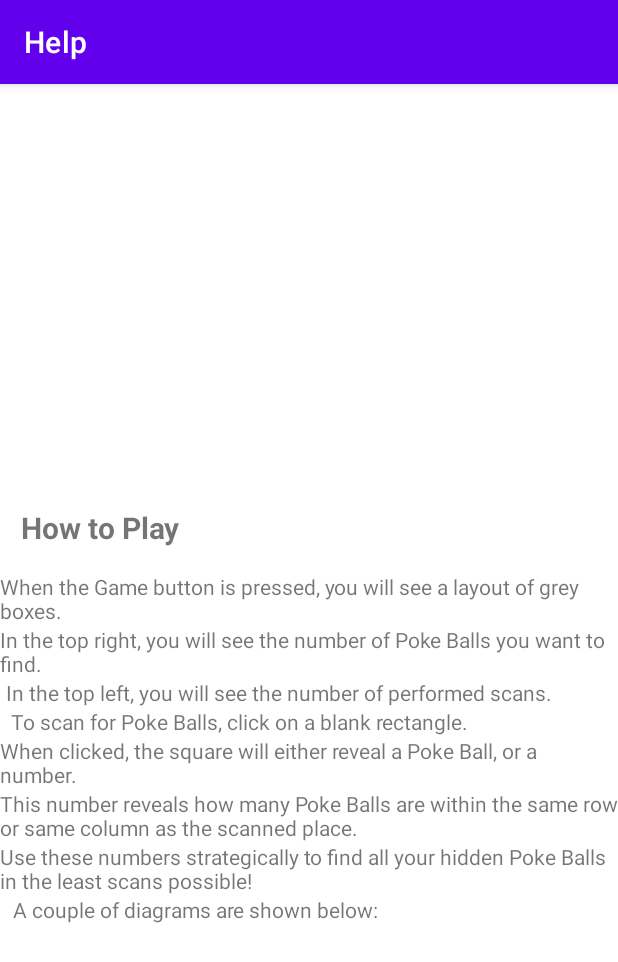
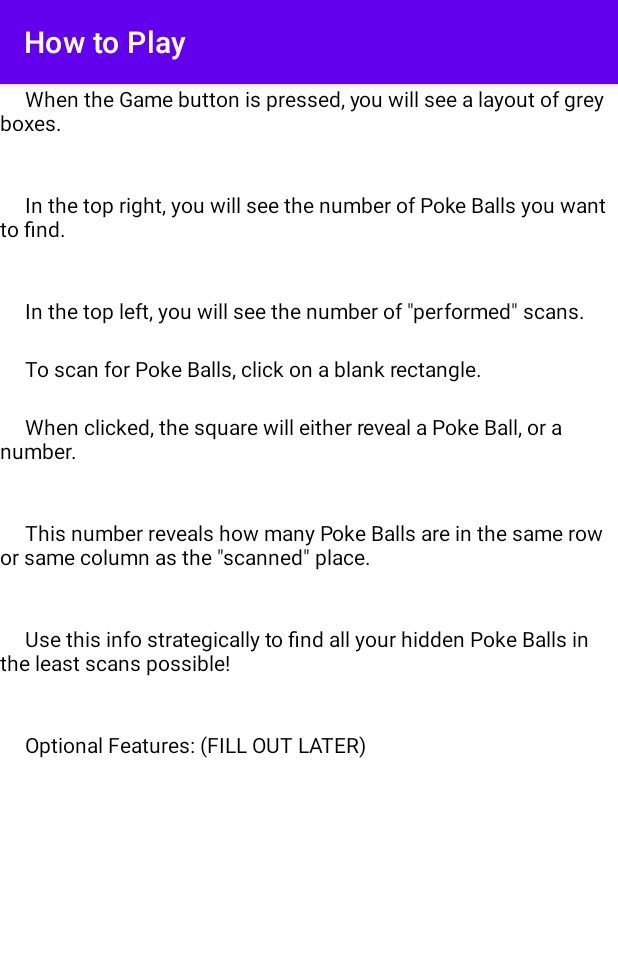
Before and after one commit to ethanchou128/pokeSweeper, an Android app: the Helps screen opened directly, with no data from a screen before it, on a phone screen of 412 x 824 dp. Shown: the top 962 px of the screen. Run offline under Robolectric (Android 15) with nearby library versions, the phone set to English and light mode, and no system bars.

Commit message:
[Ethan Chou] refactored code into using a ListView in tandem with string-arrays.

```diff
--- a/app/src/main/java/cmpt276/as3/assignment3/Games.java
+++ b/app/src/main/java/cmpt276/as3/assignment3/Games.java
@@ -215,7 +215,7 @@ public class Games extends AppCompatActivity {
                                 @SuppressLint("InflateParams") final View pikachu = factory.inflate(R.layout.dialog, null);
                                 builder.setView(pikachu);
 
-                                builder.setTitle("Congratulation, Adventurer, You have found all the PokeBalls!");
+                                builder.setTitle("Congratulation, Adventurer, You have found all the Poke Balls!");
                                 stopGameBackgroundMusic();
                                 playVictoryMusic();
                                 builder.setPositiveButton("OK", ((dialogInterface, i) -> {
@@ -238,7 +238,7 @@ public class Games extends AppCompatActivity {
 
     // to scale the image of pokeball
     private void gridButtonClicked(int row, int col) {
-        Toast.makeText(this, "You found a PokeBall!",
+        Toast.makeText(this, "You found a Poke Ball!",
                 Toast.LENGTH_SHORT).show();
         Button button = buttons[row][col];
 
@@ -274,7 +274,7 @@ public class Games extends AppCompatActivity {
         TextView numMineLeft = findViewById(R.id.txtNumMineLeft);
         TextView numScan = findViewById(R.id.txtNumScans);
 
-        numMineLeft.setText("# of PokeBall left: " + game.getNumMines());
+        numMineLeft.setText("# of Poke Balls left: " + game.getNumMines());
         numScan.setText("# of Scans used: " + game.getNumScans());
     }
 
--- a/app/src/main/java/cmpt276/as3/assignment3/Helps.java
+++ b/app/src/main/java/cmpt276/as3/assignment3/Helps.java
@@ -5,6 +5,9 @@ import androidx.appcompat.app.AppCompatActivity;
 import android.content.Context;
 import android.content.Intent;
 import android.os.Bundle;
+import android.widget.ArrayAdapter;
+import android.widget.ListView;
+import android.widget.TextView;
 
 public class Helps extends AppCompatActivity {
 
@@ -12,7 +15,19 @@ public class Helps extends AppCompatActivity {
     protected void onCreate(Bundle savedInstanceState) {
         super.onCreate(savedInstanceState);
         setContentView(R.layout.activity_helps);
-        setTitle("Help");
+        setTitle("How to Play");
+        addTextToHelpMenu();
+    }
+
+    private void addTextToHelpMenu() {
+        ListView listView = findViewById(R.id.helpScreenTextLines);
+
+        String[] textInfoLines = getResources().getStringArray(R.array.gameHelpAndInstructions);
+        ArrayAdapter<String> textAdapter = new ArrayAdapter<String>(
+        this, R.layout.activity_helps, R.id.textView, textInfoLines
+        );
+
+        listView.setAdapter(textAdapter);
     }
 
     public static Intent makeLaunchIntent(Context c) {
--- a/app/src/main/java/cmpt276/as3/assignment3/MainActivity.java
+++ b/app/src/main/java/cmpt276/as3/assignment3/MainActivity.java
@@ -17,7 +17,7 @@ public class MainActivity extends AppCompatActivity {
     protected void onCreate(Bundle savedInstanceState) {
         super.onCreate(savedInstanceState);
         setContentView(R.layout.activity_main);
-        setTitle("Pokeball Adventure!");
+        setTitle("Poke Ball Adventure!");
         playMusic();
         setUpMenuButton();
     }
--- a/app/src/main/java/cmpt276/as3/assignment3/Menu.java
+++ b/app/src/main/java/cmpt276/as3/assignment3/Menu.java
@@ -16,7 +16,7 @@ public class Menu extends AppCompatActivity {
     protected void onCreate(Bundle savedInstanceState) {
         super.onCreate(savedInstanceState);
         setContentView(R.layout.activity_menu);
-        setTitle("Menu");
+        setTitle("Main Menu");
 
         setUpGameButton();
         setUpSettingButton();
--- a/app/src/main/res/layout/activity_helps.xml
+++ b/app/src/main/res/layout/activity_helps.xml
@@ -6,100 +6,27 @@
     android:layout_height="match_parent"
     tools:context=".Helps">
 
-    <TextView
-        android:id="@+id/howToPlay"
-        android:layout_width="wrap_content"
-        android:layout_height="wrap_content"
-        android:layout_marginBottom="16dp"
-        android:text="@string/howToPlay"
-        android:textSize="20sp"
-        android:textStyle="bold"
-        app:layout_constraintBottom_toTopOf="@+id/gameInstructionsLine1"
+    <ListView
+        android:id="@+id/helpScreenTextLines"
+        android:layout_width="match_parent"
+        android:layout_height="match_parent"
+        android:divider="@null"
+        android:dividerHeight="0dp"
+        app:layout_constraintBottom_toBottomOf="parent"
         app:layout_constraintEnd_toEndOf="parent"
-        app:layout_constraintHorizontal_bias="0.046"
         app:layout_constraintStart_toStartOf="parent"
-        app:layout_constraintTop_toTopOf="parent"
-        app:layout_constraintVertical_bias="1.0" />
+        app:layout_constraintTop_toTopOf="parent" >
+
+    </ListView>
 
     <TextView
-        android:id="@+id/gameInstructionsLine1"
-        android:layout_width="wrap_content"
+        android:id="@+id/textView"
+        android:layout_width="fill_parent"
         android:layout_height="wrap_content"
-        android:text="@string/line1"
-        app:layout_constraintBottom_toTopOf="@+id/gameInstructionsLine2"
+        android:layout_gravity="center"
+        android:textColor="@color/black"
+        app:layout_constraintBottom_toTopOf="@+id/helpScreenTextLines"
         app:layout_constraintEnd_toEndOf="parent"
-        app:layout_constraintHorizontal_bias="0.1"
-        app:layout_constraintStart_toStartOf="parent" />
-
-    <TextView
-        android:id="@+id/gameInstructionsLine3"
-        android:layout_width="wrap_content"
-        android:layout_height="wrap_content"
-        android:text="@string/line3"
-        app:layout_constraintBottom_toTopOf="@+id/gameInstructionsLine4"
-        app:layout_constraintEnd_toEndOf="parent"
-        app:layout_constraintHorizontal_bias="0.081"
-        app:layout_constraintStart_toStartOf="parent" />
-
-    <TextView
-        android:id="@+id/gameInstructionsLine4"
-        android:layout_width="wrap_content"
-        android:layout_height="wrap_content"
-        android:text="@string/line4"
-        app:layout_constraintBottom_toTopOf="@+id/gameInstructionsLine5"
-        app:layout_constraintEnd_toEndOf="parent"
-        app:layout_constraintHorizontal_bias="0.068"
-        app:layout_constraintStart_toStartOf="parent" />
-
-    <TextView
-        android:id="@+id/gameInstructionsLine5"
-        android:layout_width="wrap_content"
-        android:layout_height="wrap_content"
-        android:text="@string/line5"
-        app:layout_constraintBottom_toTopOf="@+id/gameInstructionsLine6"
-        app:layout_constraintEnd_toEndOf="parent"
-        app:layout_constraintHorizontal_bias="0.092"
-        app:layout_constraintStart_toStartOf="parent" />
-
-    <TextView
-        android:id="@+id/gameInstructionsLine6"
-        android:layout_width="wrap_content"
-        android:layout_height="wrap_content"
-        android:text="@string/line6"
-        app:layout_constraintBottom_toTopOf="@+id/gameInstructionsLine7"
-        app:layout_constraintEnd_toEndOf="parent"
-        app:layout_constraintHorizontal_bias="0.453"
-        app:layout_constraintStart_toStartOf="parent" />
-
-    <TextView
-        android:id="@+id/gameInstructionsLine7"
-        android:layout_width="wrap_content"
-        android:layout_height="wrap_content"
-        android:text="@string/line7"
-        app:layout_constraintBottom_toTopOf="@+id/gameInstructionsLine8"
-        app:layout_constraintEnd_toEndOf="parent"
-        app:layout_constraintHorizontal_bias="0.19"
-        app:layout_constraintStart_toStartOf="parent" />
-
-    <TextView
-        android:id="@+id/gameInstructionsLine8"
-        android:layout_width="wrap_content"
-        android:layout_height="wrap_content"
-        android:layout_marginBottom="208dp"
-        android:text="@string/line8"
-        app:layout_constraintBottom_toBottomOf="parent"
-        app:layout_constraintEnd_toEndOf="parent"
-        app:layout_constraintHorizontal_bias="0.051"
-        app:layout_constraintStart_toStartOf="parent" />
-
-    <TextView
-        android:id="@+id/gameInstructionsLine2"
-        android:layout_width="wrap_content"
-        android:layout_height="wrap_content"
-        android:text="@string/line2"
-        app:layout_constraintBottom_toTopOf="@+id/gameInstructionsLine3"
-        app:layout_constraintEnd_toEndOf="parent"
-        app:layout_constraintHorizontal_bias="0.098"
-        app:layout_constraintStart_toStartOf="parent" />
-
+        app:layout_constraintStart_toStartOf="parent"
+        app:layout_constraintTop_toTopOf="parent" />
 </androidx.constraintlayout.widget.ConstraintLayout>
--- a/app/src/main/res/layout/activity_main.xml
+++ b/app/src/main/res/layout/activity_main.xml
@@ -22,7 +22,7 @@
         android:id="@+id/textView2"
         android:layout_width="wrap_content"
         android:layout_height="wrap_content"
-        android:text="Click Any Where To Begin!"
+        android:text="@string/clickAnywhere"
         android:textAppearance="@style/TextAppearance.AppCompat.Body2"
         android:textColor="#000000"
         android:textSize="30sp"
--- a/app/src/main/res/layout/activity_menu.xml
+++ b/app/src/main/res/layout/activity_menu.xml
@@ -34,7 +34,7 @@
         android:id="@+id/btnHelp"
         android:layout_width="wrap_content"
         android:layout_height="wrap_content"
-        android:text="Help"
+        android:text="@string/howToPlay"
         app:layout_constraintBottom_toBottomOf="parent"
         app:layout_constraintEnd_toEndOf="parent"
         app:layout_constraintHorizontal_bias="0.92"
--- a/app/src/main/res/values/strings.xml
+++ b/app/src/main/res/values/strings.xml
@@ -1,17 +1,23 @@
 <resources>
     <string name="app_name">Assignment3</string>
+    <string name="clickAnywhere">Click Anywhere to Begin!</string>
     <string name="by_ethan_nick"><![CDATA[By Ethan & Nick]]></string>
     <string name="mines">\"%1$d mines\"</string>
     <string name="saveButton">Save Button</string>
+    <string name="howToPlay">How to Play</string>
 
-    <string name="howToPlay">How to Play</string>
-    <string name="line1">When the "Game" button is pressed, you will see a layout of grey boxes.</string>
-    <string name="line2">In the top right, you will see the number of Poke Balls you want to find.</string>
-    <string name="line3">In the top left, you will see the number of "performed" scans.</string>
-    <string name="line4">To scan for Poke Balls, click on a blank rectangle.</string>
-    <string name="line5">When clicked, the square will either reveal a Poke Ball, or a number.</string>
-    <string name="line6">This number reveals how many Poke Balls are within the same row or same column as the "scanned" place.</string>
-    <string name="line7">Use these numbers strategically to find all your hidden Poke Balls in the least scans possible!</string>
-    <string name="line8">A couple of diagrams are shown below:</string>
+
+    <!-- string array consisting of the lines in the help screen. -->
+
+    <string-array name="gameHelpAndInstructions">
+        <item>\t When the "Game" button is pressed, you will see a layout of grey boxes.</item>
+        <item>\t In the top right, you will see the number of Poke Balls you want to find.</item>
+        <item>\t In the top left, you will see the number of \"performed\" scans.</item>
+        <item>\t To scan for Poke Balls, click on a blank rectangle.</item>
+        <item>\t When clicked, the square will either reveal a Poke Ball, or a number.</item>
+        <item>\t This number reveals how many Poke Balls are in the same row or same column as the \"scanned\" place.</item>
+        <item>\t Use this info strategically to find all your hidden Poke Balls in the least scans possible!</item>
+        <item>\t Optional Features: (FILL OUT LATER)</item>
+    </string-array>
 
 </resources>
```
